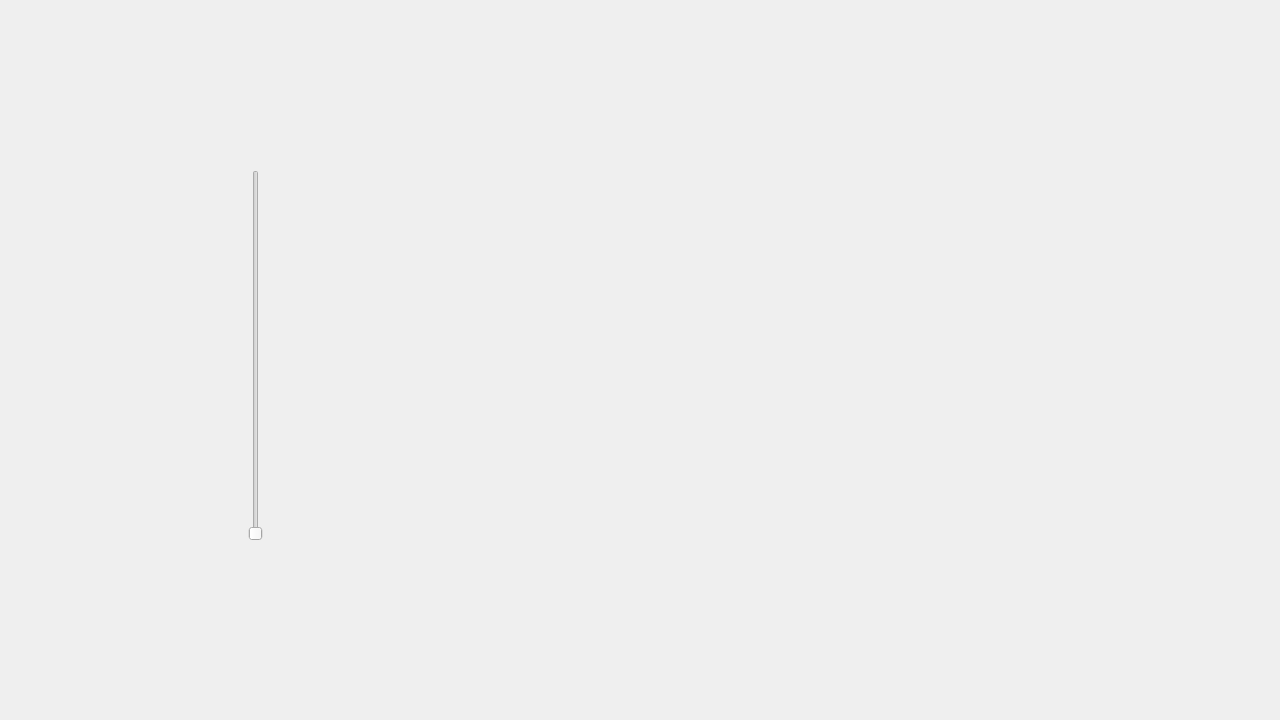
First picture: the form in ui/settings.ui, repository Dmitriy2442/CT_project, before the edit.
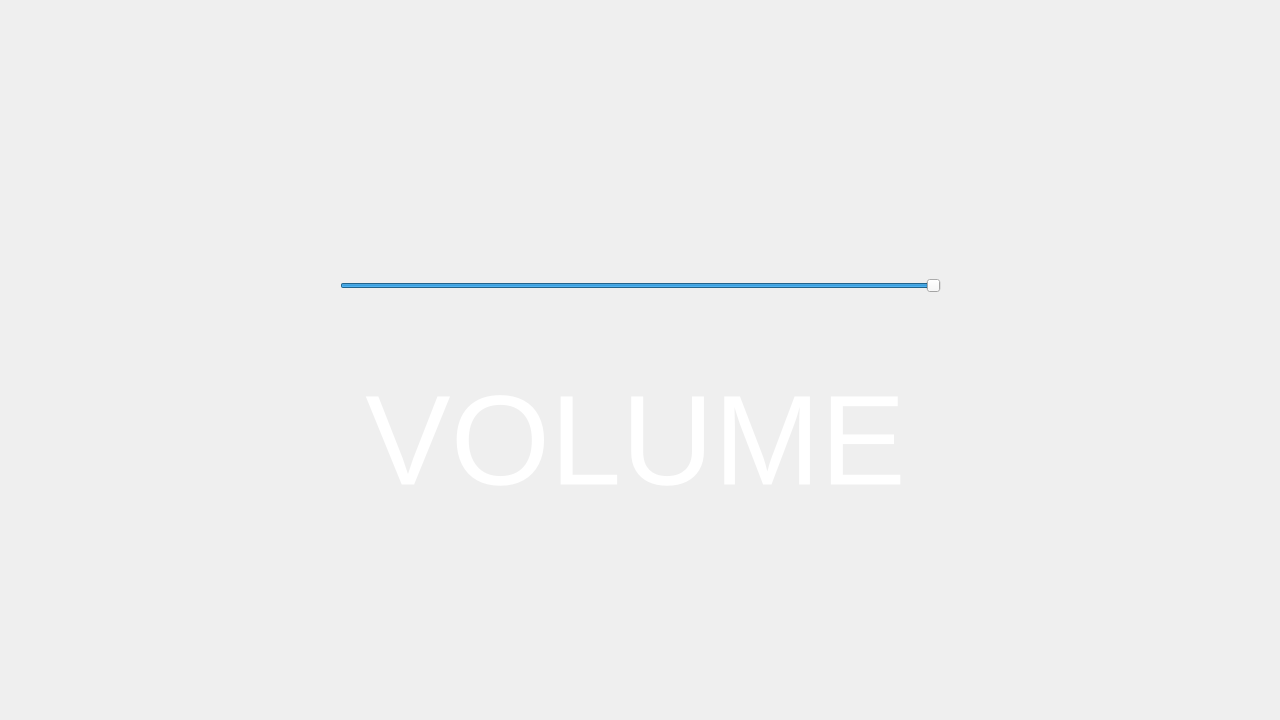
Second picture: the form after the edit. Icons and pictures are not drawn. Custom widgets are drawn as their Qt base class.

Commit message: Horizontal volume slider and label added

The edit to the form file:
```diff
--- a/ui/settings.ui
+++ b/ui/settings.ui
@@ -2,6 +2,9 @@
 <ui version="4.0">
  <class>SettingsForm</class>
  <widget class="QWidget" name="SettingsForm">
+  <property name="enabled">
+   <bool>true</bool>
+  </property>
   <property name="geometry">
    <rect>
     <x>0</x>
@@ -57,14 +60,62 @@
   <widget class="QSlider" name="verticalSlider">
    <property name="geometry">
     <rect>
-     <x>150</x>
+     <x>340</x>
      <y>170</y>
-     <width>211</width>
-     <height>371</height>
+     <width>601</width>
+     <height>231</height>
     </rect>
    </property>
+   <property name="sizePolicy">
+    <sizepolicy hsizetype="Preferred" vsizetype="Fixed">
+     <horstretch>0</horstretch>
+     <verstretch>0</verstretch>
+    </sizepolicy>
+   </property>
+   <property name="sizeIncrement">
+    <size>
+     <width>0</width>
+     <height>0</height>
+    </size>
+   </property>
+   <property name="styleSheet">
+    <string notr="true">Slider {
+        id: volumeBar
+        maximumValue: 100.0
+        stepSize: 10
+        value: 0.0
+        tickmarksEnabled: true
+        anchors.verticalCenter: parent.verticalCenter
+        onValueChanged: audio.on_sliderVolume_sliderMoved(volumeBar.value)
+    }</string>
+   </property>
+   <property name="sliderPosition">
+    <number>99</number>
+   </property>
    <property name="orientation">
-    <enum>Qt::Vertical</enum>
+    <enum>Qt::Horizontal</enum>
+   </property>
+  </widget>
+  <widget class="QLabel" name="label">
+   <property name="geometry">
+    <rect>
+     <x>330</x>
+     <y>370</y>
+     <width>611</width>
+     <height>141</height>
+    </rect>
+   </property>
+   <property name="styleSheet">
+    <string notr="true">QLabel {
+	font-size: 128px;
+	color: #ffffff;
+}</string>
+   </property>
+   <property name="text">
+    <string>VOLUME</string>
+   </property>
+   <property name="alignment">
+    <set>Qt::AlignCenter</set>
    </property>
   </widget>
  </widget>
```
Left out of the diff: 2 changed lines with no effect on the pictures. The commit also changes 5 other files.
